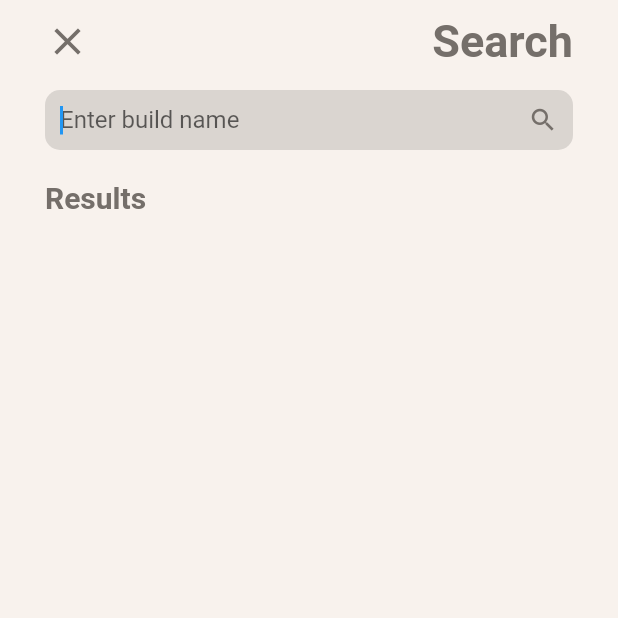
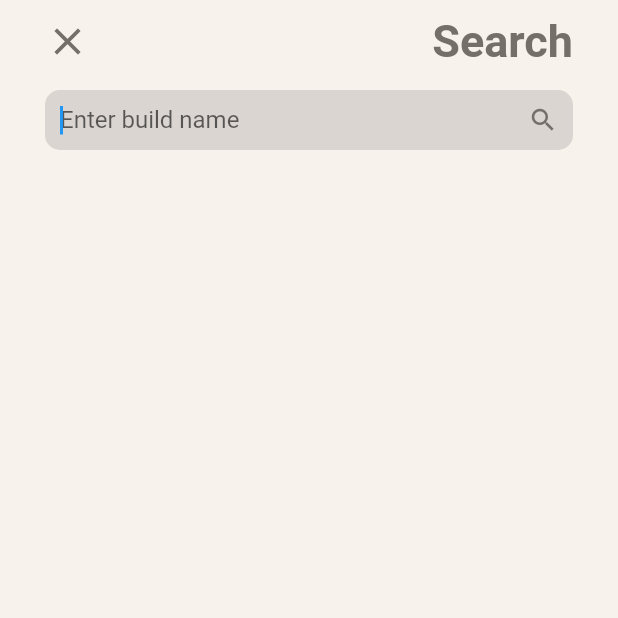
Before and after one commit to itmanzdotcom/MobileBuildCenter, a Flutter app: the SearchView screen opened by its route, on a phone screen of 412 x 824 dp, the top half of it. Run offline on Flutter 3.47's test engine with Material 2 defaults, Android fonts, the phone set to English and light mode, and no system bars; our stand-ins replace bloc, equatable, flutter_bloc, flutter_spinkit, get_it, qr_flutter and 2 more; network calls fail.

```diff
--- a/lib/routes.dart
+++ b/lib/routes.dart
@@ -3,6 +3,7 @@ import 'package:flutter/material.dart';
 class AppRoutes {
   static const String main = "/";
   static const String search = "/search";
+  static const String deepLinkAddition = "/deep_link_addition";
   static const String confirmation = "/confirmation";
 }
 
--- a/lib/utils/constants.dart
+++ b/lib/utils/constants.dart
@@ -8,7 +8,8 @@ class Constants {
   static final String errorNotificationStr = "There are some problem";
   static final String emptyData = "No builds available";
   static final String searchHint = "Enter build name";
-  static final String searchResultTitle = "Results";
+  static final String searchResultTitle = "Total Results";
+  static final String searchLoadingTitle = "Searching...";
 
   static final String headerMainButtonKey = "headerMainButtonKey";
   static final String headerSubButtonKey = "headerSubButtonKey";
--- a/lib/views/search_view.dart
+++ b/lib/views/search_view.dart
@@ -43,13 +43,32 @@ class _SearchViewState extends State<SearchView> {
               SizedBox(height: 10),
               Padding(
                 padding: EdgeInsets.symmetric(horizontal: 30),
-                child: Text(
-                  Constants.searchResultTitle,
-                  style: TextStyle(
-                    fontSize: 20,
-                    fontWeight: FontWeight.w600,
-                    color: Styles.lightBlackColor,
-                  ),
+                child: BlocBuilder<SearchBloc, SearchState>(
+                  builder: (context, state) {
+                    if (state is SearchLoaded) {
+                      return Text(
+                        "${Constants.searchResultTitle} (${state.builds.length})",
+                        style: TextStyle(
+                          fontSize: 20,
+                          fontWeight: FontWeight.w600,
+                          color: Styles.lightBlackColor,
+                        ),
+                      );
+                    }
+
+                    if (state is SearchLoading) {
+                      return Text(
+                        Constants.searchLoadingTitle,
+                        style: TextStyle(
+                          fontSize: 20,
+                          fontWeight: FontWeight.w600,
+                          color: Styles.lightBlackColor,
+                        ),
+                      );
+                    }
+
+                    return Container();
+                  },
                 ),
               ),
               Expanded(
```
Also changed, not shown: lib/views/deeplinks_view.dart (+22 -0 lines), lib/widgets/border_tab.dart (added, +35 -0 lines), lib/widgets/hero_button.dart (added, +33 -0 lines).
